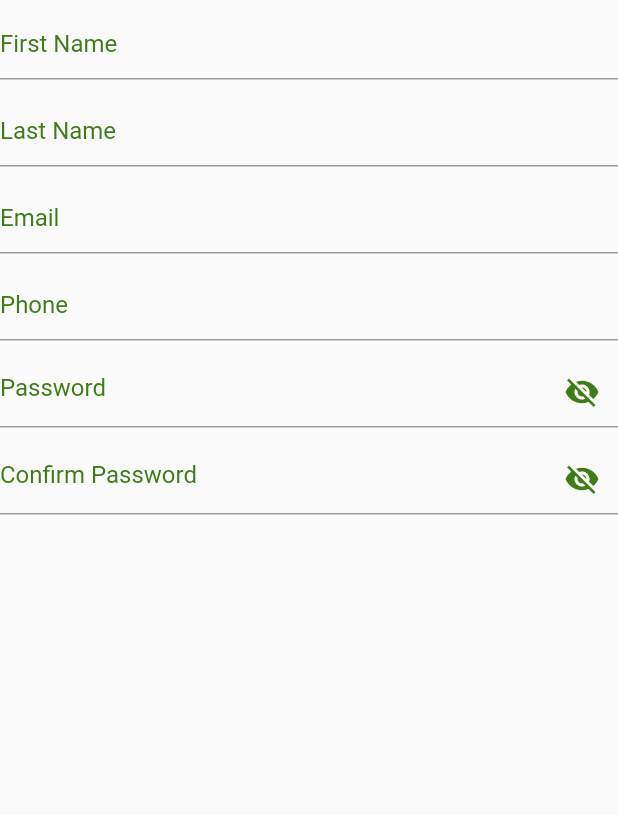
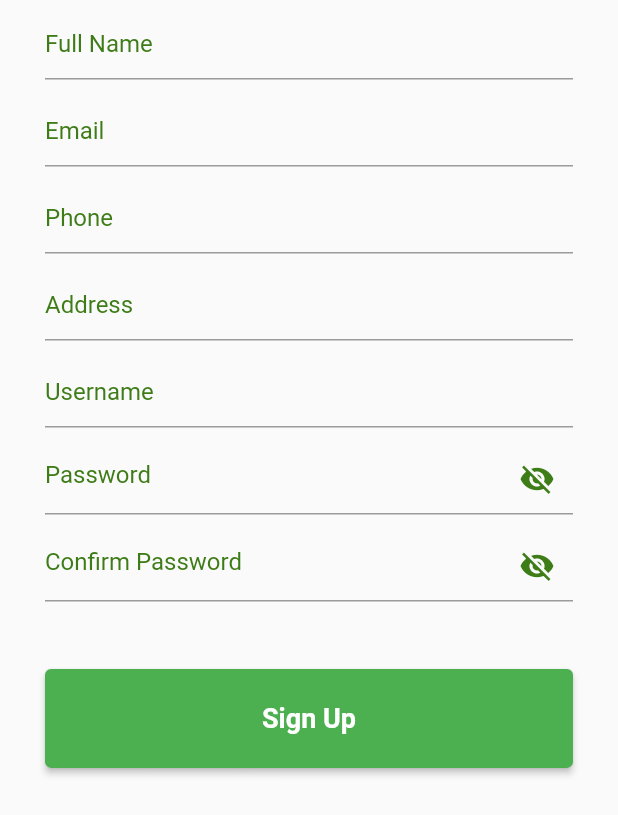
Before and after one commit to khoapc2/assignment-prj, a Flutter app: the SignUpForm widget shown alone on an empty page, opened directly, on a phone screen of 412 x 824 dp. Shown: the top 815 px of the screen. Run offline on Flutter 3.47's test engine with Material 2 defaults, Android fonts, the phone set to English and light mode, and no system bars; our stand-ins replace flutter_rating_bar, grouped_list, table_calendar.

Commit message:
implement sign up, 99,99% done

```diff
--- /dev/null
+++ b/bookingpitch5/lib/models/sign_up_model.dart
@@ -0,0 +1,25 @@
+
+import 'dart:convert';
+
+class SignUpModel {
+  String fullname;
+  String email;
+  String phone;
+  String address;
+  String username;
+  String password;
+
+  SignUpModel(this.fullname, this.email, this.phone, this.address,
+      this.username, this.password);
+
+  Map<String, dynamic> toJson() => {
+    'username' : username,
+    'password' : password,
+    'name' : fullname,
+    'email' : email,
+    'address' : address,
+    'role' : 'customer',
+  };
+
+  String SignUpModelToJson() => json.encode(toJson());
+}
--- a/bookingpitch5/lib/screen/home_screen/login/widgets/signup_form.dart
+++ b/bookingpitch5/lib/screen/home_screen/login/widgets/signup_form.dart
@@ -1,5 +1,14 @@
+import 'package:bookingpitch5/view_models/sign_up_view_model.dart';
 import 'package:flutter/material.dart';
 import 'package:bookingpitch5/screen/home_screen/login/theme.dart';
+
+TextEditingController edtFullname = new TextEditingController();
+TextEditingController edtEmail = new TextEditingController();
+TextEditingController edtPhone = new TextEditingController();
+TextEditingController edtAddress = new TextEditingController();
+TextEditingController edtUsername = new TextEditingController();
+TextEditingController edtPassword = new TextEditingController();
+TextEditingController edtConfirmPassword = new TextEditingController();
 
 class SignUpForm extends StatefulWidget {
   @override
@@ -12,20 +21,39 @@ class _SignUpFormState extends State<SignUpForm> {
   Widget build(BuildContext context) {
     return Column(
       children: [
-        buildInputForm('First Name', false),
-        buildInputForm('Last Name', false),
-        buildInputForm('Email', false),
-        buildInputForm('Phone', false),
-        buildInputForm('Password', true),
-        buildInputForm('Confirm Password', true),
+        Padding(
+          padding: kDefaultPadding,
+          child: Column(children: [
+            buildInputForm('Full Name', false, edtFullname),
+            buildInputForm('Email', false, edtEmail),
+            buildInputForm('Phone', false, edtPhone),
+            buildInputForm('Address', false, edtAddress),
+            buildInputForm('Username', false, edtUsername),
+            buildInputForm('Password', true, edtPassword),
+            buildInputForm('Confirm Password', true, edtConfirmPassword),
+          ]),
+        ),
+        SizedBox(
+          height: 20,
+        ),
+        SizedBox(
+          height: 20,
+        ),
+        Padding(
+          padding: kDefaultPadding,
+          child: PrimaryButton('Sign Up'),
+        ),
       ],
     );
   }
 
-  Padding buildInputForm(String hint, bool pass) {
+  Padding buildInputForm(
+      String hint, bool pass, TextEditingController editingController) {
     return Padding(
         padding: EdgeInsets.symmetric(vertical: 5),
         child: TextFormField(
+          controller: editingController,
+          keyboardType: hint == 'Phone' ? TextInputType.phone : null,
           obscureText: pass ? _isObscure : false,
           decoration: InputDecoration(
             hintText: hint,
@@ -53,3 +81,98 @@ class _SignUpFormState extends State<SignUpForm> {
         ));
   }
 }
+
+class PrimaryButton extends StatefulWidget {
+  final String buttonText;
+  var fullname, email, phone, address, username, password, confirmPassword;
+  PrimaryButton(this.buttonText);
+
+  @override
+  State<PrimaryButton> createState() => _PrimaryButtonState();
+}
+
+class _PrimaryButtonState extends State<PrimaryButton> {
+  String error = '';
+  bool isRegister = false;
+  @override
+  Widget build(BuildContext context) {
+    return SizedBox(
+      height: MediaQuery.of(context).size.height * 0.08,
+      width: double.infinity,
+      child: ElevatedButton(
+        onPressed: () async => {
+          error = SignUpViewModel.validateSignUp(
+              edtFullname.text,
+              edtEmail.text,
+              edtPhone.text,
+              edtAddress.text,
+              edtUsername.text,
+              edtPassword.text,
+              edtConfirmPassword.text),
+          if (error.length > 0)
+            {
+              showDialog<String>(
+                context: context,
+                builder: (BuildContext context) => AlertDialog(
+                  title: const Text('Đăng ký thất bại'),
+                  content: Text(error),
+                  actions: [
+                    TextButton(
+                      onPressed: () => Navigator.pop(context, 'OK'),
+                      child: const Text('OK'),
+                    ),
+                  ],
+                ),
+              ),
+            }
+          else
+            {
+              isRegister = await SignUpViewModel.registerAccount(
+                  edtFullname.text,
+                  edtEmail.text,
+                  edtPhone.text,
+                  edtAddress.text,
+                  edtUsername.text,
+                  edtPassword.text),
+                  if(isRegister) {
+                    showDialog<String>(
+                      context: context,
+                      builder: (BuildContext context) => AlertDialog(
+                        title: const Text('Đăng ký thành công'),
+                        content: Text('Đăng ký thành công!!!'),
+                        actions: [
+                          TextButton(
+                            onPressed: () => Navigator.pop(context, 'OK'),
+                            child: const Text('OK'),
+                          ),
+                        ],
+                      ),
+                    )
+                  } else {
+                    showDialog<String>(
+                      context: context,
+                      builder: (BuildContext context) => AlertDialog(
+                        title: const Text('Đăng ký thất bại'),
+                        content: Text('Username đã tồn tại!'),
+                        actions: [
+                          TextButton(
+                            onPressed: () => Navigator.pop(context, 'OK'),
+                            child: const Text('OK'),
+                          ),
+                        ],
+                      ),
+                    )
+                  }
+            },
+        },
+        style: ButtonStyle(
+          backgroundColor: MaterialStateProperty.all<Color>(Colors.green),
+        ),
+        child: Text(
+          widget.buttonText,
+          style: textButton.copyWith(color: kWhiteColor),
+        ),
+      ),
+    );
+  }
+}
--- /dev/null
+++ b/bookingpitch5/lib/view_models/sign_up_view_model.dart
@@ -0,0 +1,44 @@
+import 'package:bookingpitch5/api/user_account_services.dart';
+import 'package:bookingpitch5/models/sign_up_model.dart';
+
+class SignUpViewModel {
+  static String validateSignUp(
+      String fullname,
+      String email,
+      String phone,
+      String address,
+      String username,
+      String password,
+      String confirmPassword) {
+    var error = '';
+
+    if (fullname.length < 1 || fullname.length > 50)
+      error += 'Fullname is required and length <= 50\n';
+    if (email.length > 50) error += 'Emai length must <= 50\n';
+    if (phone.length != 10)
+      error += 'Phone is required and length must = 10 characters\n';
+    if (address.length > 50) error += 'Address length must <= 50\n';
+    if (username.length < 1 || username.length > 20)
+      error += 'Username is required and length <= 20\n';
+    if (password.length < 1 || password.length > 20)
+      error += 'Password is required and length <= 20\n';
+    if (confirmPassword.length < 1 || password.length > 20)
+      error += 'Confirm Password is required and length <= 20\n';
+    if (password != confirmPassword)
+      error += 'Password and Confirm Password is not matched!';
+    return error;
+  }
+
+  static Future<bool> registerAccount(
+    String fullname,
+    String email,
+    String phone,
+    String address,
+    String username,
+    String password) async {
+    UserAccountServices serives = new UserAccountServices();
+    var isRegister = await serives.SignUp(
+        new SignUpModel(fullname, email, phone, address, username, password));
+        return isRegister;
+  }
+}
```
Also changed, not shown: bookingpitch5/lib/api/user_account_services.dart (added, +35 -0 lines), bookingpitch5/lib/screen/home_screen/login/screens/signup.dart (+1 -25 lines).
